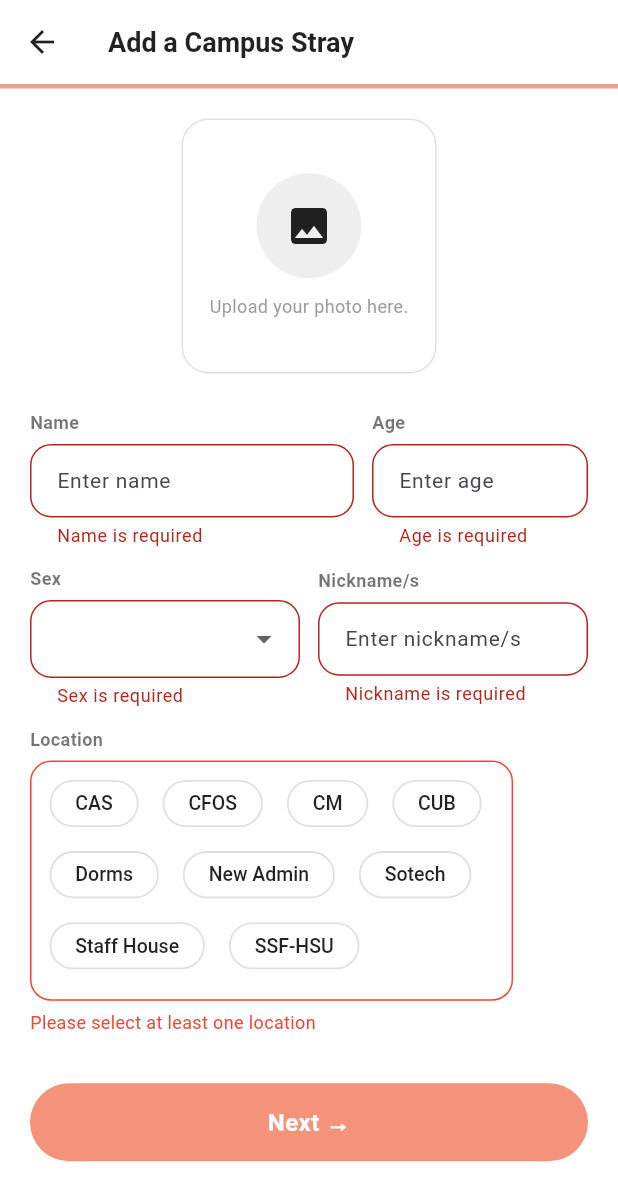
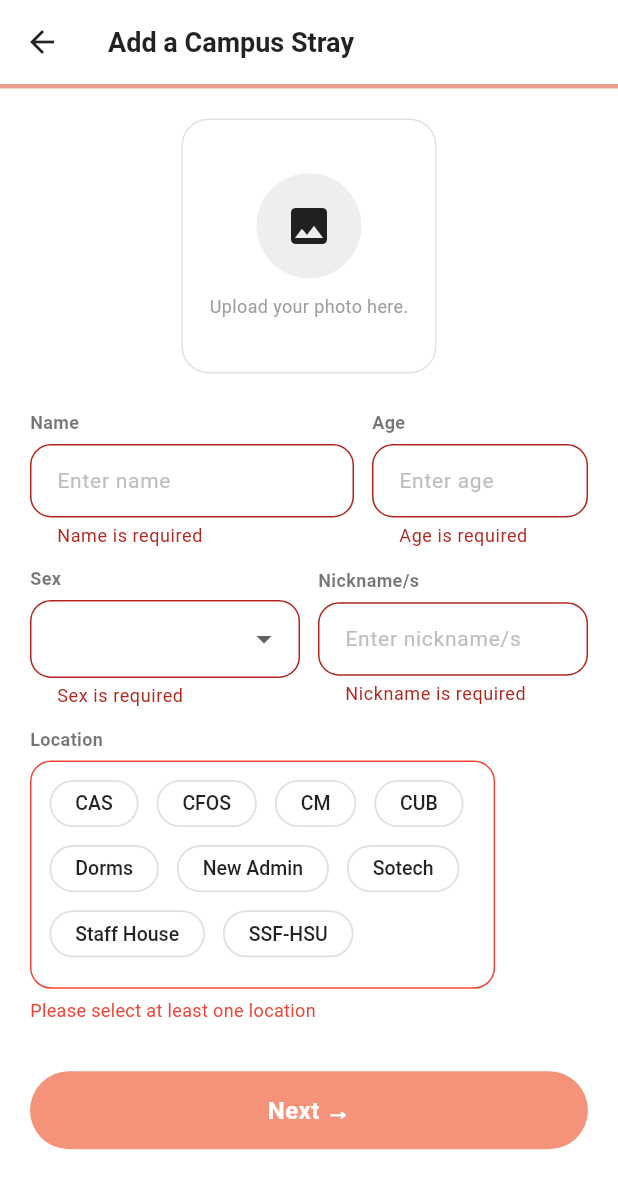
Before and after one commit to smcdelacruz/CMSC156-Embark-App, a Flutter app: the AddEntryStep1 screen opened by its route, after a tap on "Next →", on a phone screen of 412 x 824 dp. Shown: the top 1201 px of the screen. Run offline on Flutter 3.47's test engine with Material 3 defaults, Android fonts, the phone set to English and light mode, and no system bars; our stand-ins replace google_fonts, image_picker, like_button, shared_preferences; accounts and stored records are empty.

Commit message:
various bug fixes

```diff
--- /dev/null
+++ b/lib/models/temp_stray_form.dart
@@ -0,0 +1,12 @@
+class StrayForm {
+  String name = '';
+  String age = '';
+  String sex = '';
+  String nickname = '';
+  List<String> locations = [];
+  String imagePath = '';
+
+  String temperament = '';
+  String deworming = '';
+  String vaccination = '';
+}
--- a/lib/screens/add_entry/add_entry_stepone.dart
+++ b/lib/screens/add_entry/add_entry_stepone.dart
@@ -2,6 +2,7 @@ import 'dart:io';
 import 'package:flutter/material.dart';
 import 'package:image_picker/image_picker.dart';
 import 'package:shared_preferences/shared_preferences.dart';
+import '../../models/temp_stray_form.dart';
 import 'package:flutter/services.dart';
 import 'add_entry_steptwo.dart';
 import '../../widgets/app_color.dart';
@@ -16,6 +17,7 @@ class AddEntryStep1 extends StatefulWidget {
 
 class _AddEntryStep1State extends State<AddEntryStep1> {
   final _formKey = GlobalKey<FormState>();
+  final form = StrayForm();
 
   final nameController = TextEditingController();
   final ageController = TextEditingController();
@@ -46,16 +48,6 @@ class _AddEntryStep1State extends State<AddEntryStep1> {
     }
   }
 
-  Future<void> saveToPrefs() async {
-    final prefs = await SharedPreferences.getInstance();
-    await prefs.setString('name', nameController.text);
-    await prefs.setString('age', ageController.text);
-    await prefs.setString('nicknames', nicknameController.text);
-    await prefs.setString('sex', sex ?? '');
-    await prefs.setStringList('locations', selectedLocations);
-    if (_image != null) await prefs.setString('imagePath', _image!.path);
-  }
-
   Widget _buildLabel(String text) => Padding(
     padding: const EdgeInsets.only(bottom: 6),
     child: Text(
@@ -82,6 +74,7 @@ class _AddEntryStep1State extends State<AddEntryStep1> {
     style: const TextStyle(fontSize: 14),
     decoration: InputDecoration(
       hintText: hint,
+      hintStyle: TextStyle(color: Colors.grey.shade400, fontSize: 14),
       filled: true,
       fillColor: Colors.white,
       contentPadding: const EdgeInsets.all(14),
@@ -151,7 +144,9 @@ class _AddEntryStep1State extends State<AddEntryStep1> {
             children: [
               /// IMAGE UPLOAD
               Center(
-                child: GestureDetector(
+                child: Stack(
+                  children: [
+                    GestureDetector(
                       onTap: pickImage,
                       child: Container(
                         width: 170,
@@ -189,6 +184,30 @@ class _AddEntryStep1State extends State<AddEntryStep1> {
                                 child: Image.file(_image!, fit: BoxFit.cover),
                               ),
                       ),
+                    ),
+
+                    // Remove button
+                    if (_image != null)
+                      Positioned(
+                        top: 4,
+                        right: 4,
+                        child: GestureDetector(
+                          onTap: () =>
+                              setState(() => _image = null), // 🔹 removes photo
+                          child: Container(
+                            decoration: BoxDecoration(
+                              color: Colors.black54,
+                              shape: BoxShape.circle,
+                            ),
+                            child: const Icon(
+                              Icons.close,
+                              color: Colors.white,
+                              size: 20,
+                            ),
+                          ),
+                        ),
+                      ),
+                  ],
                 ),
               ),
               const SizedBox(height: 24),
@@ -343,8 +362,8 @@ class _AddEntryStep1State extends State<AddEntryStep1> {
                           ),
                         ),
                         child: Wrap(
-                          spacing: 8,
-                          runSpacing: 8,
+                          spacing: 4,
+                          runSpacing: 4,
                           children: locations.map((loc) {
                             final isSelected = selectedLocations.contains(loc);
                             return TraitChip(
@@ -397,13 +416,19 @@ class _AddEntryStep1State extends State<AddEntryStep1> {
                       borderRadius: BorderRadius.circular(30),
                     ),
                   ),
-                  onPressed: () async {
+                  onPressed: () {
                     if (_formKey.currentState!.validate()) {
-                      await saveToPrefs();
+                      form.name = nameController.text;
+                      form.age = ageController.text;
+                      form.sex = sex ?? '';
+                      form.nickname = nicknameController.text;
+                      form.locations = selectedLocations;
+                      form.imagePath = _image?.path ?? '';
+
                       Navigator.push(
                         context,
                         MaterialPageRoute(
-                          builder: (_) => const AddEntryStep2(),
+                          builder: (_) => AddEntryStep2(form: form),
                         ),
                       );
                     }
--- a/lib/screens/stray_checklist/checklist_card.dart
+++ b/lib/screens/stray_checklist/checklist_card.dart
@@ -24,8 +24,8 @@ class ChecklistCard extends StatelessWidget {
         padding: const EdgeInsets.all(12),
         decoration: BoxDecoration(
           color: isDone
-              ? const Color(0xFFE8A7A0)
-              : const Color(0xFFE8A7A0).withOpacity(0.7),
+              ? const Color(0xFFFFB5A7)
+              : const Color.fromARGB(255, 219, 216, 216).withOpacity(0.7),
           borderRadius: BorderRadius.circular(14),
           boxShadow: [
             BoxShadow(
```
Also changed, not shown: lib/screens/add_entry/add_entry_steptwo.dart (+20 -27 lines), lib/screens/add_entry/confirm_submit.dart (+50 -15 lines), lib/screens/stray_checklist/detail_screen.dart (+11 -63 lines), lib/widgets/stray_card.dart (+16 -8 lines). Lines whose indentation alone changed are shown as unchanged.
